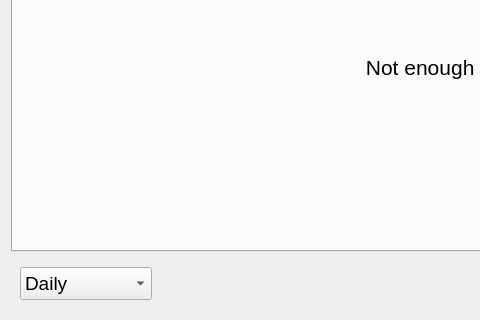
Qt form src/Client/View/MainPage/Statistic/StatisticSubPage.ui (iodream/Spend-Note) before a commit; both pictures show x 0 to 480 and y 152 to 472 of the 887 by 472 pixel window.
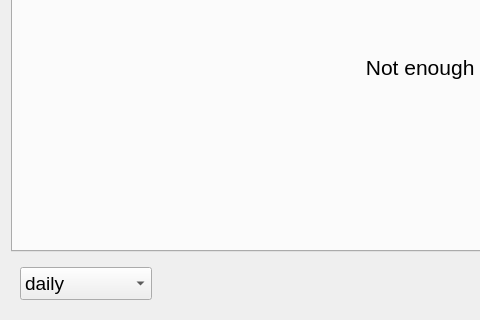
The same form after that commit. Icons and pictures are not drawn.

```diff
--- a/src/Client/View/MainPage/Statistic/StatisticSubPage.ui
+++ b/src/Client/View/MainPage/Statistic/StatisticSubPage.ui
@@ -274,7 +274,7 @@
          </property>
          <item>
           <property name="text">
-           <string>Daily</string>
+           <string>daily</string>
           </property>
          </item>
          <item>
```
Left out of the diff: 10 changed lines with no effect on the pictures.
